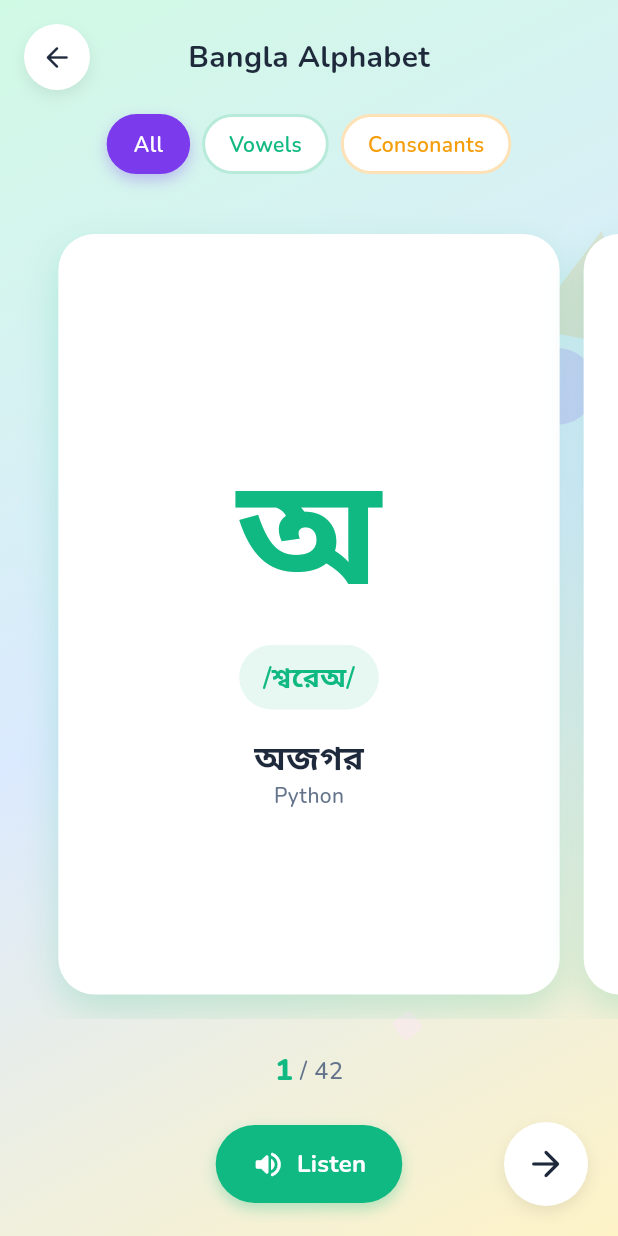
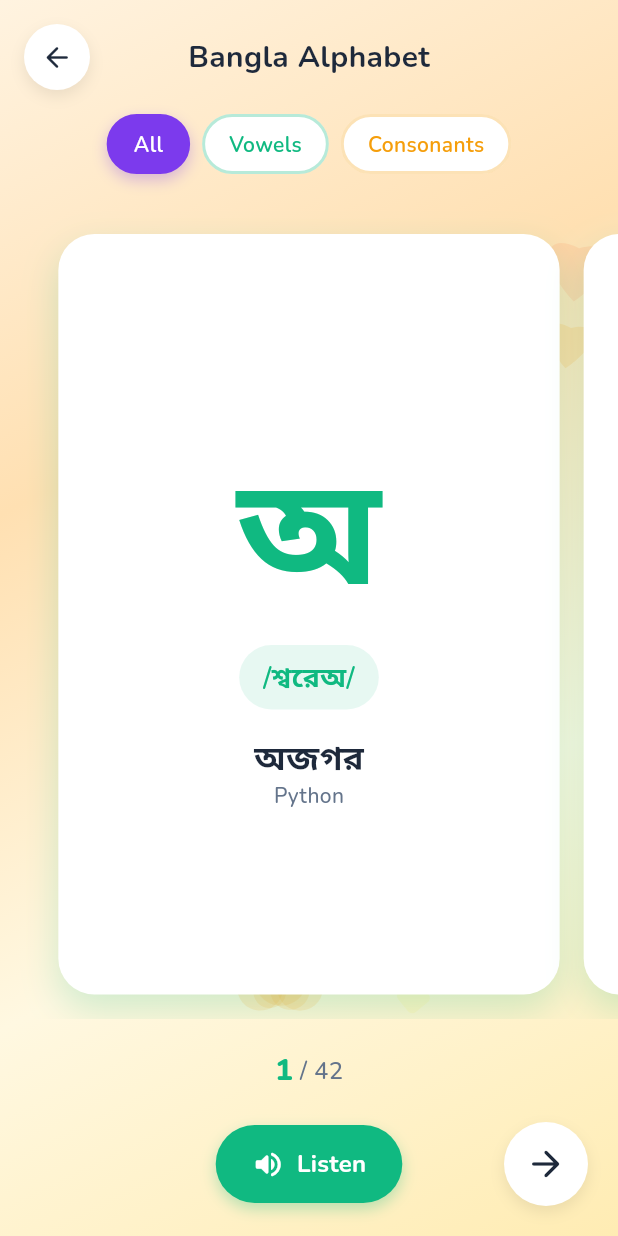
Before and after one commit to Subroz/kidlearnapp, a Flutter app: the BanglaAlphabetScreen screen opened by its route, on a phone screen of 412 x 824 dp. Run offline on Flutter 3.47's test engine with Material 3 defaults, Android fonts, the phone set to English and light mode, and no system bars; our stand-ins replace flutter_riverpod, flutter_tts, go_router, google_fonts, google_generative_ai, hive_flutter and 2 more; accounts and stored records are empty.

Commit message:
Update app's visual themes and optimize animations for a friendlier user experience
Introduces distinct color themes for various app sections (Home, Math, Games, etc.) using an enum in `ScreenBackground.dart`. Optimizes animations in `kid_card.dart` by adjusting controller durations and tween ranges. Refactors background implementation by introducing `AnimatedBackground.dart` with theme support and replaces direct gradient color assignments in multiple screens with `ScreenBackground` widget utilizing the new theme system.

Replit-Commit-Author: Agent
Replit-Commit-Session-Id: 57a9be7f-7cf4-4d0e-a1c1-643159c62279
Replit-Commit-Checkpoint-Type: intermediate_checkpoint
Replit-Commit-Event-Id: cacb981c-4354-417e-8112-494bbe43bb21
Replit-Commit-Screenshot-Url: https://storage.googleapis.com/screenshot-production-us-central1/fbe2efeb-5661-4f61-93ae-02c5cb3191e8/57a9be7f-7cf4-4d0e-a1c1-643159c62279/ItwV9TZ
Replit-Helium-Checkpoint-Created: true

```diff
--- a/lib/core/widgets/screen_background.dart
+++ b/lib/core/widgets/screen_background.dart
@@ -1,17 +1,29 @@
 import 'dart:math';
 import 'package:flutter/material.dart';
 import '../theme/app_theme.dart';
+
+enum ScreenTheme {
+  home,
+  math,
+  draw,
+  stories,
+  speak,
+  games,
+  alphabet,
+}
 
 class ScreenBackground extends StatefulWidget {
   final Widget child;
   final bool showFloatingShapes;
   final List<Color>? gradientColors;
+  final ScreenTheme theme;
 
   const ScreenBackground({
     super.key,
     required this.child,
     this.showFloatingShapes = true,
     this.gradientColors,
+    this.theme = ScreenTheme.home,
   });
 
   @override
@@ -29,16 +41,126 @@ class _ScreenBackgroundState extends State<ScreenBackground>
     _initializeShapes();
   }
 
+  List<Color> _getThemeGradient() {
+    switch (widget.theme) {
+      case ScreenTheme.home:
+        return [
+          const Color(0xFFF8F0FF),
+          const Color(0xFFE8F4FF),
+          const Color(0xFFFFF0F5),
+          const Color(0xFFF0FFF4),
+        ];
+      case ScreenTheme.math:
+        return [
+          const Color(0xFFE3F2FD),
+          const Color(0xFFBBDEFB),
+          const Color(0xFFE1F5FE),
+          const Color(0xFFB3E5FC),
+        ];
+      case ScreenTheme.draw:
+        return [
+          const Color(0xFFFFF8E1),
+          const Color(0xFFFFECB3),
+          const Color(0xFFFCE4EC),
+          const Color(0xFFF8BBD9),
+        ];
+      case ScreenTheme.stories:
+        return [
+          const Color(0xFFF3E5F5),
+          const Color(0xFFE1BEE7),
+          const Color(0xFFEDE7F6),
+          const Color(0xFFD1C4E9),
+        ];
+      case ScreenTheme.speak:
+        return [
+          const Color(0xFFFFEBEE),
+          const Color(0xFFFFCDD2),
+          const Color(0xFFFCE4EC),
+          const Color(0xFFF8BBD9),
+        ];
+      case ScreenTheme.games:
+        return [
+          const Color(0xFFE8F5E9),
+          const Color(0xFFC8E6C9),
+          const Color(0xFFE0F7FA),
+          const Color(0xFFB2EBF2),
+        ];
+      case ScreenTheme.alphabet:
+        return [
+          const Color(0xFFFFF3E0),
+          const Color(0xFFFFE0B2),
+          const Color(0xFFFFF8E1),
+          const Color(0xFFFFECB3),
+        ];
+    }
+  }
+
+  List<Color> _getThemeShapeColors() {
+    switch (widget.theme) {
+      case ScreenTheme.home:
+        return [
+          AppTheme.primaryPurple.withAlpha(40),
+          AppTheme.primaryBlue.withAlpha(35),
+          AppTheme.primaryPink.withAlpha(35),
+          AppTheme.primaryGreen.withAlpha(30),
+        ];
+      case ScreenTheme.math:
+        return [
+          const Color(0xFF2196F3).withAlpha(45),
+          const Color(0xFF03A9F4).withAlpha(40),
+          const Color(0xFF00BCD4).withAlpha(35),
+          const Color(0xFF3F51B5).withAlpha(35),
+        ];
+      case ScreenTheme.draw:
+        return [
+          const Color(0xFFFF9800).withAlpha(45),
+          const Color(0xFFFF5722).withAlpha(40),
+          const Color(0xFFFFEB3B).withAlpha(35),
+          const Color(0xFFE91E63).withAlpha(35),
+        ];
+      case ScreenTheme.stories:
+        return [
+          const Color(0xFF9C27B0).withAlpha(45),
+          const Color(0xFF673AB7).withAlpha(40),
+          const Color(0xFF7C4DFF).withAlpha(35),
+          const Color(0xFFE040FB).withAlpha(35),
+        ];
+      case ScreenTheme.speak:
+        return [
+          const Color(0xFFE91E63).withAlpha(45),
+          const Color(0xFFF06292).withAlpha(40),
+          const Color(0xFFFF4081).withAlpha(35),
+          const Color(0xFFFF80AB).withAlpha(35),
+        ];
+      case ScreenTheme.games:
+        return [
+          const Color(0xFF4CAF50).withAlpha(45),
+          const Color(0xFF8BC34A).withAlpha(40),
+          const Color(0xFF00BCD4).withAlpha(35),
+          const Color(0xFF009688).withAlpha(35),
+        ];
+      case ScreenTheme.alphabet:
+        return [
+          const Color(0xFFFF9800).withAlpha(45),
+          const Color(0xFFFFC107).withAlpha(40),
+          const Color(0xFFFFEB3B).withAlpha(35),
+          const Color(0xFFFF5722).withAlpha(35),
+        ];
+    }
+  }
+
   void _initializeShapes() {
     final random = Random();
-    _shapes = List.generate(8, (index) {
+    final shapeColors = _getThemeShapeColors();
+
+    _shapes = List.generate(10, (index) {
       return FloatingShape(
         type: ShapeType.values[random.nextInt(ShapeType.values.length)],
-        color: _getShapeColor(index),
-        size: 20 + random.nextDouble() * 60,
+        color: shapeColors[index % shapeColors.length],
+        size: 25 + random.nextDouble() * 50,
         initialX: random.nextDouble(),
         initialY: random.nextDouble(),
-        duration: Duration(seconds: 15 + random.nextInt(15)),
+        duration: Duration(seconds: 12 + random.nextInt(10)),
       );
     });
 
@@ -51,20 +173,6 @@ class _ScreenBackgroundState extends State<ScreenBackground>
     }).toList();
   }
 
-  Color _getShapeColor(int index) {
-    final colors = [
-      AppTheme.primaryPurple.withValues(alpha: 0.15),
-      AppTheme.primaryBlue.withValues(alpha: 0.12),
-      AppTheme.primaryGreen.withValues(alpha: 0.12),
-      AppTheme.primaryOrange.withValues(alpha: 0.15),
-      AppTheme.primaryPink.withValues(alpha: 0.12),
-      const Color(0xFFE0E7FF).withValues(alpha: 0.5),
-      const Color(0xFFFCE7F3).withValues(alpha: 0.5),
-      const Color(0xFFD1FAE5).withValues(alpha: 0.4),
-    ];
-    return colors[index % colors.length];
-  }
-
   @override
   void dispose() {
     for (var controller in _controllers) {
@@ -75,15 +183,8 @@ class _ScreenBackgroundState extends State<ScreenBackground>
 
   @override
   Widget build(BuildContext context) {
-    final colors = widget.gradientColors ??
-        [
-          const Color(0xFFF0F4FF),
-          const Color(0xFFFFF0F5),
-          const Color(0xFFF0FFF4),
-          const Color(0xFFFFFBEB),
-        ];
+    final colors = widget.gradientColors ?? _getThemeGradient();
 
-    // Generate stops dynamically based on number of colors
     final stops = List.generate(
       colors.length,
       (index) => index / (colors.length - 1),
@@ -100,7 +201,6 @@ class _ScreenBackgroundState extends State<ScreenBackground>
       ),
       child: Stack(
         children: [
-          // Floating shapes
           if (widget.showFloatingShapes)
             ...List.generate(_shapes.length, (index) {
               return AnimatedBuilder(
@@ -111,18 +211,23 @@ class _ScreenBackgroundState extends State<ScreenBackground>
 
                   return Positioned(
                     left: MediaQuery.of(context).size.width *
-                        (shape.initialX + sin(progress * pi * 2) * 0.1),
+                        (shape.initialX + sin(progress * pi * 2) * 0.08),
                     top: MediaQuery.of(context).size.height *
-                        (shape.initialY + cos(progress * pi * 2) * 0.08),
-                    child: Transform.rotate(
-                      angle: progress * pi * 0.5,
-                      child: _buildShape(shape),
+                        (shape.initialY + cos(progress * pi * 2) * 0.06),
+                    child: Opacity(
+                      opacity: 0.6 + 0.4 * sin(progress * pi),
+                      child: Transform.rotate(
+                        angle: progress * pi * 0.3,
+                        child: Transform.scale(
+                          scale: 0.85 + 0.15 * sin(progress * pi * 2),
+                          child: _buildShape(shape),
+                        ),
+                      ),
                     ),
                   );
                 },
               );
             }),
-          // Main content
           widget.child,
         ],
       ),
@@ -138,6 +243,13 @@ class _ScreenBackgroundState extends State<ScreenBackground>
           decoration: BoxDecoration(
             color: shape.color,
             shape: BoxShape.circle,
+            boxShadow: [
+              BoxShadow(
+                color: shape.color.withAlpha(30),
+                blurRadius: 10,
+                spreadRadius: 2,
+              ),
+            ],
           ),
         );
       case ShapeType.star:
@@ -167,11 +279,16 @@ class _ScreenBackgroundState extends State<ScreenBackground>
           size: Size(shape.size, shape.size),
           painter: HeartPainter(color: shape.color),
         );
+      case ShapeType.cloud:
+        return CustomPaint(
+          size: Size(shape.size * 1.5, shape.size),
+          painter: CloudPainter(color: shape.color),
+        );
     }
   }
 }
 
-enum ShapeType { circle, star, triangle, square, heart }
+enum ShapeType { circle, star, triangle, square, heart, cloud }
 
 class FloatingShape {
   final ShapeType type;
@@ -274,3 +391,25 @@ class HeartPainter extends CustomPainter {
   @override
   bool shouldRepaint(covariant CustomPainter oldDelegate) => false;
 }
+
+class CloudPainter extends CustomPainter {
+  final Color color;
+
+  CloudPainter({required this.color});
+
+  @override
+  void paint(Canvas canvas, Size size) {
+    final paint = Paint()..color = color;
+    final w = size.width;
+    final h = size.height;
+
+    canvas.drawCircle(Offset(w * 0.3, h * 0.6), h * 0.35, paint);
+    canvas.drawCircle(Offset(w * 0.5, h * 0.45), h * 0.4, paint);
+    canvas.drawCircle(Offset(w * 0.7, h * 0.55), h * 0.35, paint);
+    canvas.drawCircle(Offset(w * 0.4, h * 0.65), h * 0.25, paint);
+    canvas.drawCircle(Offset(w * 0.6, h * 0.6), h * 0.3, paint);
+  }
+
+  @override
+  bool shouldRepaint(covariant CustomPainter oldDelegate) => false;
+}
--- a/lib/features/alphabet/bangla_alphabet_screen.dart
+++ b/lib/features/alphabet/bangla_alphabet_screen.dart
@@ -44,11 +44,7 @@ class _BanglaAlphabetScreenState extends ConsumerState<BanglaAlphabetScreen> {
 
     return Scaffold(
       body: ScreenBackground(
-        gradientColors: const [
-          Color(0xFFD1FAE5),
-          Color(0xFFDBEAFE),
-          Color(0xFFFEF3C7),
-        ],
+        theme: ScreenTheme.alphabet,
         child: SafeArea(
           child: Column(
             children: [
--- a/lib/features/alphabet/english_alphabet_screen.dart
+++ b/lib/features/alphabet/english_alphabet_screen.dart
@@ -45,11 +45,7 @@ class _EnglishAlphabetScreenState extends ConsumerState<EnglishAlphabetScreen> {
 
     return Scaffold(
       body: ScreenBackground(
-        gradientColors: const [
-          Color(0xFFDBEAFE),
-          Color(0xFFEDE9FE),
-          Color(0xFFFCE7F3),
-        ],
+        theme: ScreenTheme.alphabet,
         child: SafeArea(
           child: Column(
             children: [
--- a/lib/features/games/color_game_screen.dart
+++ b/lib/features/games/color_game_screen.dart
@@ -153,6 +153,7 @@ class _ColorGameScreenState extends ConsumerState<ColorGameScreen> {
 
     return Scaffold(
       body: ScreenBackground(
+        theme: ScreenTheme.games,
         showFloatingShapes: true,
         child: SafeArea(
           child: Column(
--- a/lib/features/games/counting_game_screen.dart
+++ b/lib/features/games/counting_game_screen.dart
@@ -176,6 +176,7 @@ class _CountingGameScreenState extends ConsumerState<CountingGameScreen>
 
     return Scaffold(
       body: ScreenBackground(
+        theme: ScreenTheme.games,
         showFloatingShapes: true,
         child: SafeArea(
           child: Column(
--- a/lib/features/games/games_screen.dart
+++ b/lib/features/games/games_screen.dart
@@ -17,6 +17,7 @@ class GamesScreen extends ConsumerWidget {
 
     return Scaffold(
       body: ScreenBackground(
+        theme: ScreenTheme.games,
         showFloatingShapes: true,
         child: SafeArea(
           child: Column(
--- a/lib/features/games/memory_game_screen.dart
+++ b/lib/features/games/memory_game_screen.dart
@@ -175,6 +175,7 @@ class _MemoryGameScreenState extends ConsumerState<MemoryGameScreen> {
 
     return Scaffold(
       body: ScreenBackground(
+        theme: ScreenTheme.games,
         showFloatingShapes: true,
         child: SafeArea(
           child: Column(
--- a/lib/features/games/puzzle_game_screen.dart
+++ b/lib/features/games/puzzle_game_screen.dart
@@ -159,6 +159,7 @@ class _PuzzleGameScreenState extends ConsumerState<PuzzleGameScreen> {
 
     return Scaffold(
       body: ScreenBackground(
+        theme: ScreenTheme.games,
         showFloatingShapes: true,
         child: SafeArea(
           child: Column(
--- a/lib/features/games/shape_game_screen.dart
+++ b/lib/features/games/shape_game_screen.dart
@@ -150,6 +150,7 @@ class _ShapeGameScreenState extends ConsumerState<ShapeGameScreen> {
 
     return Scaffold(
       body: ScreenBackground(
+        theme: ScreenTheme.games,
         showFloatingShapes: true,
         child: SafeArea(
           child: Column(
--- a/lib/features/home/home_screen.dart
+++ b/lib/features/home/home_screen.dart
@@ -17,6 +17,7 @@ class HomeScreen extends ConsumerWidget {
 
     return Scaffold(
       body: ScreenBackground(
+        theme: ScreenTheme.home,
         showFloatingShapes: true,
         child: SafeArea(
           child: SingleChildScrollView(
--- a/lib/features/math/math_practice_screen.dart
+++ b/lib/features/math/math_practice_screen.dart
@@ -114,11 +114,7 @@ class _MathPracticeScreenState extends ConsumerState<MathPracticeScreen>
 
     return Scaffold(
       body: ScreenBackground(
-        gradientColors: const [
-          Color(0xFFDBEAFE),
-          Color(0xFFC7D2FE),
-          Color(0xFFE0E7FF),
-        ],
+        theme: ScreenTheme.math,
         child: SafeArea(
           child: Column(
             children: [
--- a/lib/features/math/math_setup_screen.dart
+++ b/lib/features/math/math_setup_screen.dart
@@ -63,11 +63,7 @@ class _MathSetupScreenState extends ConsumerState<MathSetupScreen> {
 
     return Scaffold(
       body: ScreenBackground(
-        gradientColors: const [
-          Color(0xFFDBEAFE),
-          Color(0xFFC7D2FE),
-          Color(0xFFE0E7FF),
-        ],
+        theme: ScreenTheme.math,
         child: SafeArea(
           child: Padding(
             padding: const EdgeInsets.all(AppTheme.spacingLg),
--- a/lib/features/math/multiplication_table_screen.dart
+++ b/lib/features/math/multiplication_table_screen.dart
@@ -26,11 +26,7 @@ class _MultiplicationTableScreenState
 
     return Scaffold(
       body: ScreenBackground(
-        gradientColors: const [
-          Color(0xFFDBEAFE),
-          Color(0xFFC7D2FE),
-          Color(0xFFE0E7FF),
-        ],
+        theme: ScreenTheme.math,
         child: SafeArea(
           child: Column(
             children: [
--- a/lib/features/math/numbers_screen.dart
+++ b/lib/features/math/numbers_screen.dart
@@ -69,11 +69,7 @@ class _NumbersScreenState extends ConsumerState<NumbersScreen> {
 
     return Scaffold(
       body: ScreenBackground(
-        gradientColors: const [
-          Color(0xFFDBEAFE),
-          Color(0xFFC7D2FE),
-          Color(0xFFE0E7FF),
-        ],
+        theme: ScreenTheme.math,
         child: SafeArea(
           child: Column(
             children: [
--- a/lib/features/math/operation_selector_screen.dart
+++ b/lib/features/math/operation_selector_screen.dart
@@ -44,11 +44,7 @@ class _OperationSelectorScreenState
 
     return Scaffold(
       body: ScreenBackground(
-        gradientColors: const [
-          Color(0xFFDBEAFE),
-          Color(0xFFC7D2FE),
-          Color(0xFFE0E7FF),
-        ],
+        theme: ScreenTheme.math,
         child: SafeArea(
           child: Padding(
             padding: const EdgeInsets.all(AppTheme.spacingLg),
--- a/lib/features/speak/speak_screen.dart
+++ b/lib/features/speak/speak_screen.dart
@@ -252,11 +252,7 @@ class _SpeakScreenState extends ConsumerState<SpeakScreen>
 
     return Scaffold(
       body: ScreenBackground(
-        gradientColors: const [
-          Color(0xFFFCE7F3),
-          Color(0xFFFDF2F8),
-          Color(0xFFFCE7F3),
-        ],
+        theme: ScreenTheme.speak,
         child: SafeArea(
           child: Column(
             children: [
--- a/lib/features/story/story_screen.dart
+++ b/lib/features/story/story_screen.dart
@@ -84,11 +84,7 @@ class _StoryScreenState extends ConsumerState<StoryScreen> {
 
     return Scaffold(
       body: ScreenBackground(
-        gradientColors: const [
-          Color(0xFFFEF3C7),
-          Color(0xFFFDE68A),
-          Color(0xFFFEF3C7),
-        ],
+        theme: ScreenTheme.stories,
         child: SafeArea(
           child: _generatedStory != null
               ? _StoryView(
```
Also changed, not shown: lib/core/widgets/animated_background.dart (added, +275 -0 lines), lib/core/widgets/kid_card.dart (+4 -4 lines), lib/features/alphabet/letter_detail_screen.dart (+1 -9 lines).
